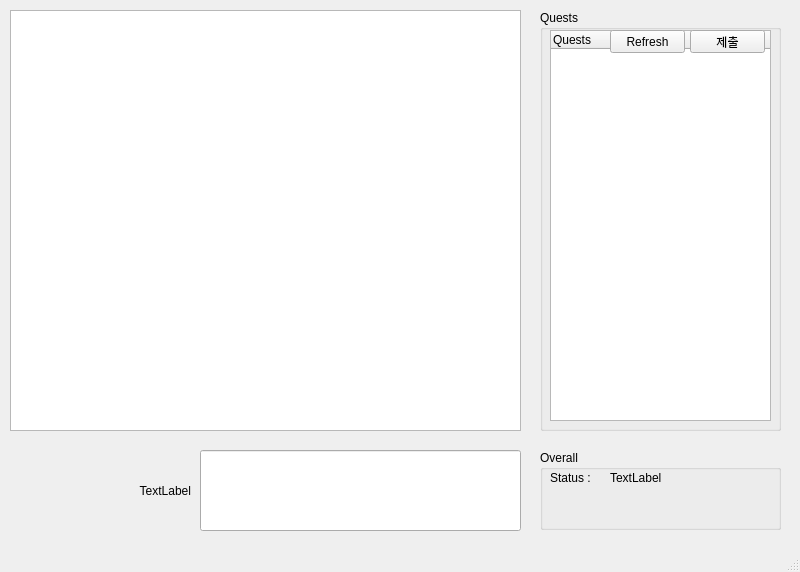
Before: the Qt Designer form src/core/practice.ui in C0mmm4nd3r/CommandGame, drawn with Qt 5.
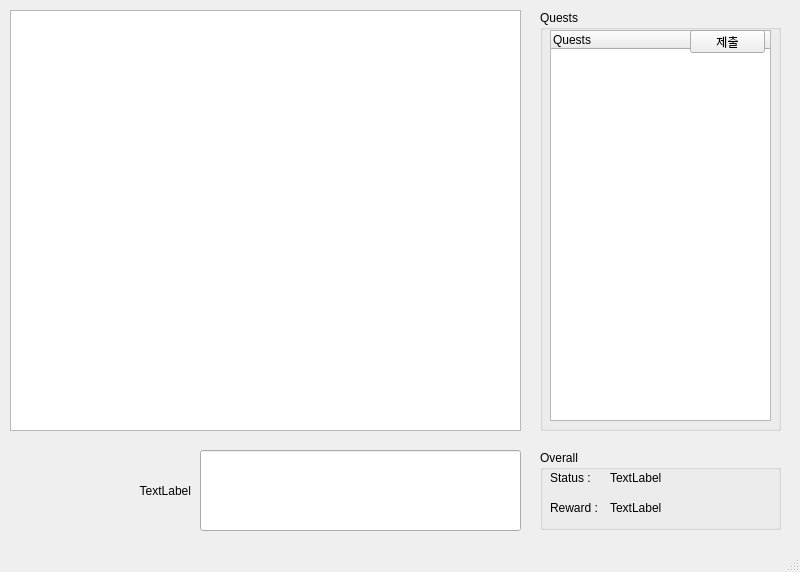
After: the same form once the commit is applied.

```diff
--- a/src/core/practice.ui
+++ b/src/core/practice.ui
@@ -110,22 +110,6 @@
       <string>제출</string>
      </property>
     </widget>
-    <widget class="QPushButton" name="Refresh">
-     <property name="geometry">
-      <rect>
-       <x>70</x>
-       <y>20</y>
-       <width>75</width>
-       <height>23</height>
-      </rect>
-     </property>
-     <property name="styleSheet">
-      <string notr="true"/>
-     </property>
-     <property name="text">
-      <string>Refresh</string>
-     </property>
-    </widget>
    </widget>
    <widget class="QGroupBox" name="Status_Group">
     <property name="geometry">
@@ -174,6 +158,32 @@
       <string>TextLabel</string>
      </property>
     </widget>
+    <widget class="QLabel" name="Lbl_reward">
+     <property name="geometry">
+      <rect>
+       <x>10</x>
+       <y>50</y>
+       <width>61</width>
+       <height>16</height>
+      </rect>
+     </property>
+     <property name="text">
+      <string>Reward :</string>
+     </property>
+    </widget>
+    <widget class="QLabel" name="reward">
+     <property name="geometry">
+      <rect>
+       <x>70</x>
+       <y>50</y>
+       <width>131</width>
+       <height>16</height>
+      </rect>
+     </property>
+     <property name="text">
+      <string>TextLabel</string>
+     </property>
+    </widget>
    </widget>
    <widget class="QLabel" name="pwd">
     <property name="geometry">
```
Left out of the diff: 4 changed lines with no effect on the pictures.
